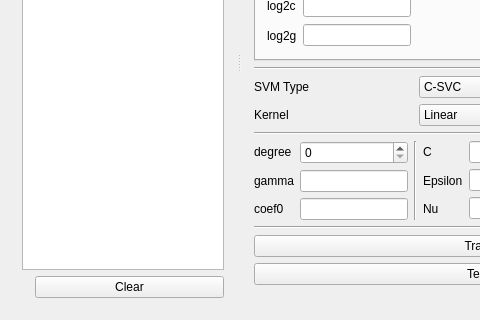
boidachenkop/dw, file svm-app/mainwindow.ui: the form before one commit; both pictures show x 0 to 480 and y 197 to 517 of the 760 by 517 pixel window.
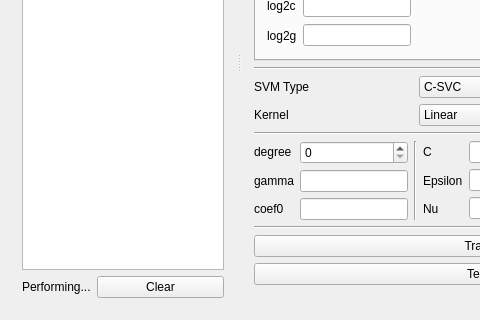
The form after the commit.

Diff of the .ui file:
```diff
--- a/svm-app/mainwindow.ui
+++ b/svm-app/mainwindow.ui
@@ -85,7 +85,7 @@
              </sizepolicy>
             </property>
             <property name="text">
-             <string/>
+             <string>Performing...</string>
             </property>
            </widget>
           </item>
```
